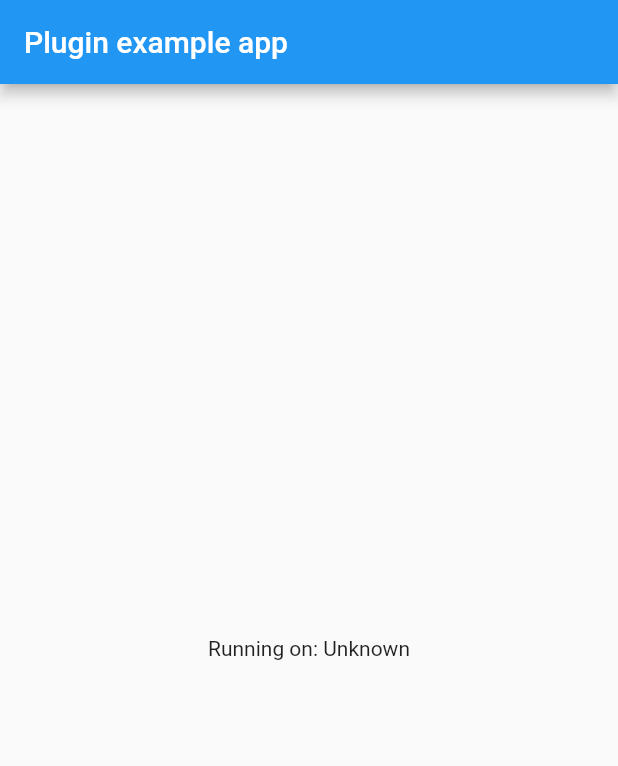
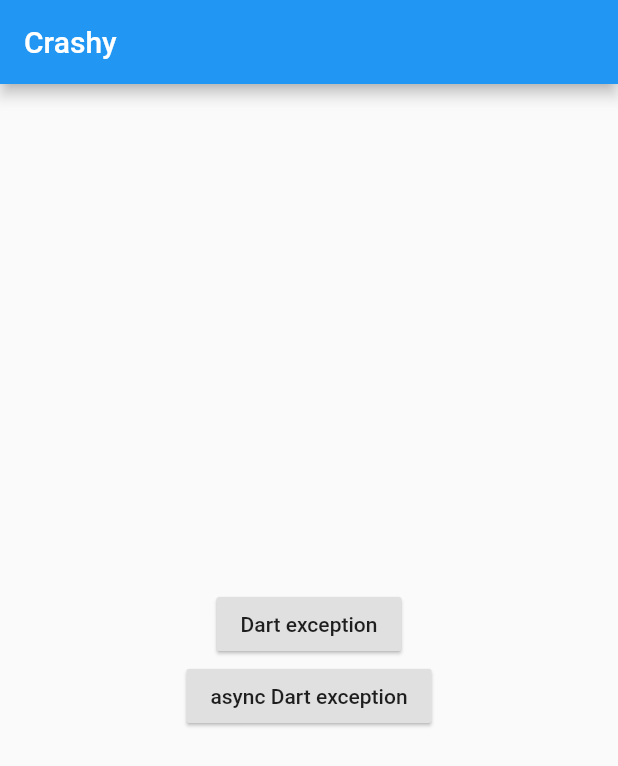
Before and after one commit to 15041397127/flutter_crash_plugin, a Flutter app: the screen it shows after launch, on a phone screen of 412 x 824 dp. Shown: the top 766 px of the screen. Run offline on Flutter 3.47's test engine with Material 2 defaults, Android fonts, the phone set to English and light mode, and no system bars.

Commit message:
支持适配1.9版本

```diff
--- a/example/lib/main.dart
+++ b/example/lib/main.dart
@@ -3,52 +3,106 @@ import 'dart:async';
 
 import 'package:flutter/services.dart';
 import 'package:flutter_crash_plugin/flutter_crash_plugin.dart';
+import 'dart:io';
 
-void main() => runApp(MyApp());
+bool get isInDebugMode {
+  bool inDebugMode = false;
+  assert(inDebugMode = true);
+  return inDebugMode;
+}
+
+/// Reports [error] along with its [stackTrace] to Sentry.io.
+Future<Null> _reportError(dynamic error, dynamic stackTrace) async {
+  print('Caught error: $error');
+
+  if (isInDebugMode) {
+    print(stackTrace);
+    print('In dev mode. Not sending report to Bugly.');
+    return;
+  }
+
+  print('Reporting to Bugly...');
+
+  FlutterCrashPlugin.postException(error, stackTrace);
+
+}
+
+Future<Null> main() async {
+  // This captures errors reported by the Flutter framework.
+  FlutterError.onError = (FlutterErrorDetails details) async {
+    Zone.current.handleUncaughtError(details.exception, details.stack);
+  };
+
+  runZoned<Future<Null>>(() async {
+    runApp(MyApp());
+  }, onError: (error, stackTrace) async {
+    await _reportError(error, stackTrace);
+  });
+}
 
 class MyApp extends StatefulWidget {
+  // This widget is the root of your application.
   @override
-  _MyAppState createState() => _MyAppState();
+  State<StatefulWidget> createState() => _MyAppState();
 }
 
+
 class _MyAppState extends State<MyApp> {
-  String _platformVersion = 'Unknown';
-
   @override
   void initState() {
+    if(Platform.isAndroid){
+      FlutterCrashPlugin.setUp('43eed8b173');
+    }else if(Platform.isIOS){
+      FlutterCrashPlugin.setUp('088aebe0d5');
+    }
     super.initState();
-    initPlatformState();
   }
-
-  // Platform messages are asynchronous, so we initialize in an async method.
-  Future<void> initPlatformState() async {
-    String platformVersion;
-    // Platform messages may fail, so we use a try/catch PlatformException.
-    try {
-      platformVersion = await FlutterCrashPlugin.platformVersion;
-    } on PlatformException {
-      platformVersion = 'Failed to get platform version.';
-    }
-
-    // If the widget was removed from the tree while the asynchronous platform
-    // message was in flight, we want to discard the reply rather than calling
-    // setState to update our non-existent appearance.
-    if (!mounted) return;
-
-    setState(() {
-      _platformVersion = platformVersion;
-    });
-  }
-
   @override
   Widget build(BuildContext context) {
     return MaterialApp(
-      home: Scaffold(
-        appBar: AppBar(
-          title: const Text('Plugin example app'),
-        ),
-        body: Center(
-          child: Text('Running on: $_platformVersion\n'),
+      title: 'Flutter Demo',
+      theme: ThemeData(
+
+        primarySwatch: Colors.blue,
+      ),
+      home: MyHomePage(),
+    );
+  }
+}
+
+
+class MyHomePage extends StatelessWidget {
+  @override
+  Widget build(BuildContext context) {
+    return Scaffold(
+      appBar: AppBar(
+        title: Text('Crashy'),
+      ),
+      body: Center(
+        child: Column(
+          mainAxisAlignment: MainAxisAlignment.center,
+          children: <Widget>[
+            RaisedButton(
+              child: Text('Dart exception'),
+              elevation: 1.0,
+              onPressed: () {
+                throw StateError('This is a Dart exception.');
+              },
+            ),
+            new RaisedButton(
+              child: Text('async Dart exception'),
+              elevation: 1.0,
+              onPressed: () async {
+                foo() async {
+                  throw StateError('This is an async Dart exception.');
+                }
+                bar() async {
+                  await foo();
+                }
+                await bar();
+              },
+            )
+          ],
         ),
       ),
     );
--- a/lib/flutter_crash_plugin.dart
+++ b/lib/flutter_crash_plugin.dart
@@ -23,9 +23,4 @@ class FlutterCrashPlugin {
 
   }
 
-
-  static Future<String> get platformVersion async {
-    final String version = await _channel.invokeMethod('getPlatformVersion');
-    return version;
-  }
 }
```
Also changed, not shown: 4 other files.
